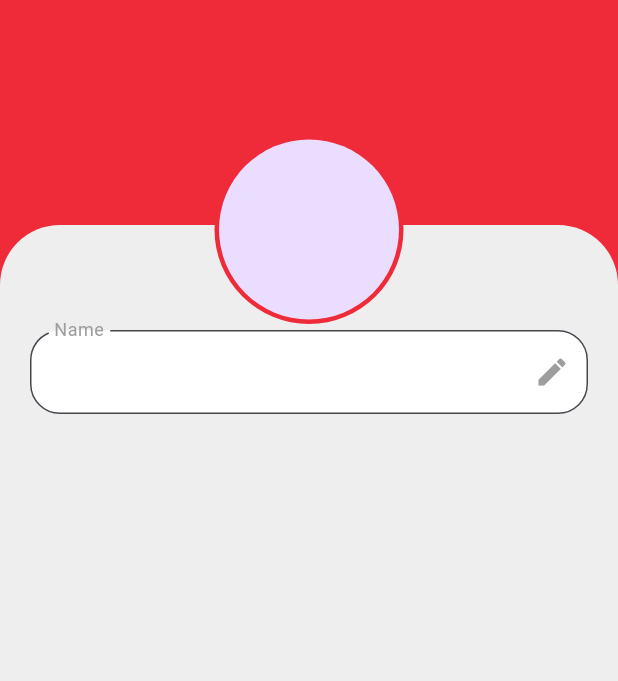
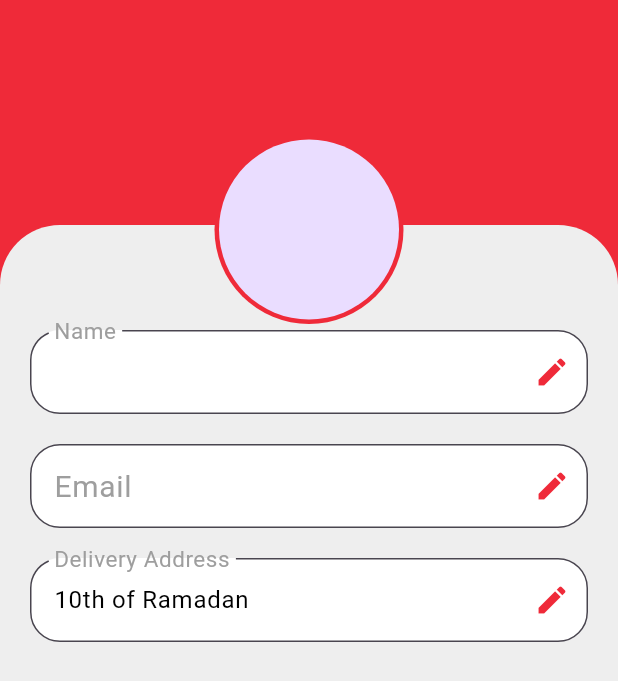
Before and after one commit to SalahFathy25/FoodApp, a Flutter app: the ProfileScreen screen opened directly, on a phone screen of 412 x 824 dp. Shown: the top 681 px of the screen. Run offline on Flutter 3.47's test engine with Material 3 defaults, Android fonts, the phone set to English and light mode, and no system bars; our stand-ins replace animated_splash_screen, google_fonts, image_picker, page_transition, shared_preferences, smooth_page_indicator; missing offline and left inert: ftoast, simple_floating_bottom_nav_bar, svg_flutter; accounts and stored records are empty.

Commit message:
food app

```diff
--- a/lib/app/screens/profile/profile_screen.dart
+++ b/lib/app/screens/profile/profile_screen.dart
@@ -4,6 +4,8 @@ import 'dart:typed_data';
 import 'package:flutter/material.dart';
 import 'package:food_app/core/utils/colors.dart';
 import 'package:shared_preferences/shared_preferences.dart';
+
+import 'widgets/build_text_field.dart';
 
 class ProfileScreen extends StatefulWidget {
   const ProfileScreen({super.key});
@@ -14,14 +16,22 @@ class ProfileScreen extends StatefulWidget {
 
 class _ProfileScreenState extends State<ProfileScreen> {
   Uint8List? profileImage;
-  String? userName;
+  String userName = 'Guest';
+  String deliveryAddress = "10th of Ramadan";
+  String? email;
   TextEditingController userNameController = TextEditingController();
-  bool isEditable = false;
+  TextEditingController emailController = TextEditingController();
+  TextEditingController deliveryAddressController = TextEditingController();
+
+  bool isUserNameEditable = false;
+  bool isEmailEditable = false;
+  bool isDeliveryAddressEditable = false;
 
   @override
   void initState() {
     super.initState();
     loadProfileData();
+    deliveryAddressController.text = deliveryAddress;
   }
 
   Future<void> loadProfileData() async {
@@ -35,32 +45,49 @@ class _ProfileScreenState extends State<ProfileScreen> {
     }
 
     String? firstName = prefs.getString('firstName');
-  String? lastName = prefs.getString('lastName');
+    String? lastName = prefs.getString('lastName');
+    String? emailPref = prefs.getString('email');
 
-  if (firstName != null && lastName != null) {
-    String savedName = '$firstName $lastName';
     setState(() {
-      userName = savedName;
-      userNameController.text = savedName;
+      userName = (firstName != null && lastName != null)
+          ? '$firstName $lastName'
+          : 'Guest';
+      userNameController.text = userName;
+      email = emailPref;
+      emailController.text = emailPref ?? '';
     });
-  } else {
-    setState(() {
-      userName = 'Guest';
-      userNameController.text = 'Guest';
-    });
-  }
   }
 
   @override
   void dispose() {
     userNameController.dispose();
+    emailController.dispose();
+    deliveryAddressController.dispose();
     super.dispose();
   }
 
-  void toggleEditable() {
-    setState(() {
-      isEditable = !isEditable;
-    });
+  void toggleUserNameEditable() {
+    setState(
+      () {
+        isUserNameEditable = !isUserNameEditable;
+      },
+    );
+  }
+
+  void toggleEmailEditable() {
+    setState(
+      () {
+        isEmailEditable = !isEmailEditable;
+      },
+    );
+  }
+
+  void toggleDeliveryAddressEditable() {
+    setState(
+      () {
+        isDeliveryAddressEditable = !isDeliveryAddressEditable;
+      },
+    );
   }
 
   @override
@@ -84,26 +111,43 @@ class _ProfileScreenState extends State<ProfileScreen> {
             child: Column(
               children: [
                 const SizedBox(height: 70),
-                TextFormField(
+                buildTextField(
+                  label: 'Name',
                   controller: userNameController,
-                  style: const TextStyle(color: Colors.black),
-                  decoration: InputDecoration(
-                    suffixIcon: IconButton(
-                      onPressed: toggleEditable,
-                      icon: Icon(
-                        isEditable ? Icons.check : Icons.edit,
-                        color: Colors.grey,
-                      ),
+                  readOnly: !isUserNameEditable,
+                  suffixIcon: IconButton(
+                    onPressed: toggleUserNameEditable,
+                    icon: Icon(
+                      isUserNameEditable ? Icons.check : Icons.edit,
+                      color: primaryColor,
                     ),
-                    border: const OutlineInputBorder(
-                      borderRadius: BorderRadius.all(Radius.circular(20)),
+                  ),
+                ),
+                const SizedBox(height: 20),
+                buildTextField(
+                  label: 'Email',
+                  controller: emailController,
+                  readOnly: !isEmailEditable,
+                  suffixIcon: IconButton(
+                    onPressed: toggleEmailEditable,
+                    icon: Icon(
+                      isEmailEditable ? Icons.check : Icons.edit,
+                      color: primaryColor,
                     ),
-                    filled: true,
-                    fillColor: Colors.white,
-                    labelText: 'Name',
-                    labelStyle: const TextStyle(color: Colors.grey),
                   ),
-                  readOnly: !isEditable,
+                ),
+                const SizedBox(height: 20),
+                buildTextField(
+                  label: 'Delivery Address',
+                  controller: deliveryAddressController,
+                  readOnly: !isDeliveryAddressEditable,
+                  suffixIcon: IconButton(
+                    onPressed: toggleDeliveryAddressEditable,
+                    icon: Icon(
+                      isDeliveryAddressEditable ? Icons.check : Icons.edit,
+                      color: primaryColor,
+                    ),
+                  ),
                 ),
               ],
             ),
--- /dev/null
+++ b/lib/app/screens/profile/widgets/build_text_field.dart
@@ -0,0 +1,30 @@
+import 'package:flutter/material.dart';
+
+import '../../../../core/utils/colors.dart';
+
+Widget buildTextField({
+  required String label,
+  required TextEditingController controller,
+  bool readOnly = false,
+  IconButton? suffixIcon,
+}) {
+  return TextFormField(
+    controller: controller,
+    style: const TextStyle(color: Colors.black),
+    decoration: InputDecoration(
+      suffixIcon: suffixIcon,
+      border: const OutlineInputBorder(
+        borderRadius: BorderRadius.all(Radius.circular(20)),
+      ),
+      focusedBorder: const OutlineInputBorder(
+        borderRadius: BorderRadius.all(Radius.circular(20)),
+        borderSide: BorderSide(color: primaryColor, width: 2),
+      ),
+      filled: true,
+      fillColor: Colors.white,
+      labelText: label,
+      labelStyle: const TextStyle(color: Colors.grey, fontSize: 20),
+    ),
+    readOnly: readOnly,
+  );
+}
```
